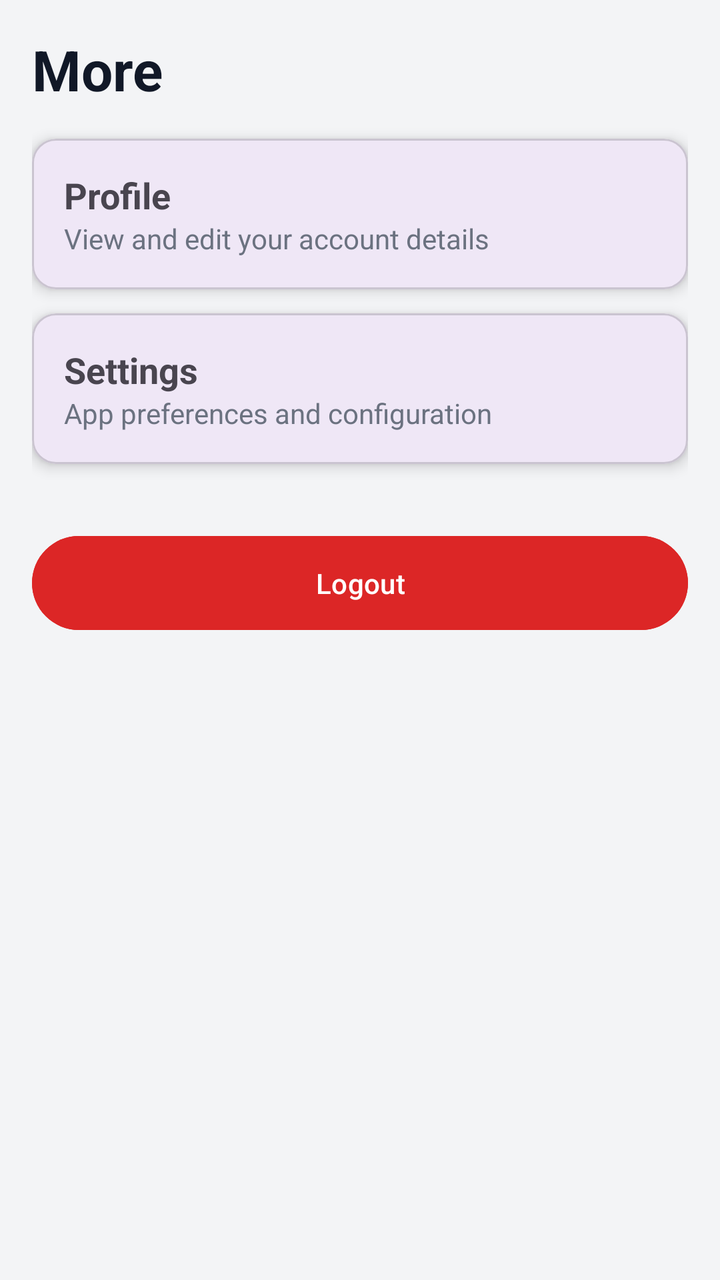
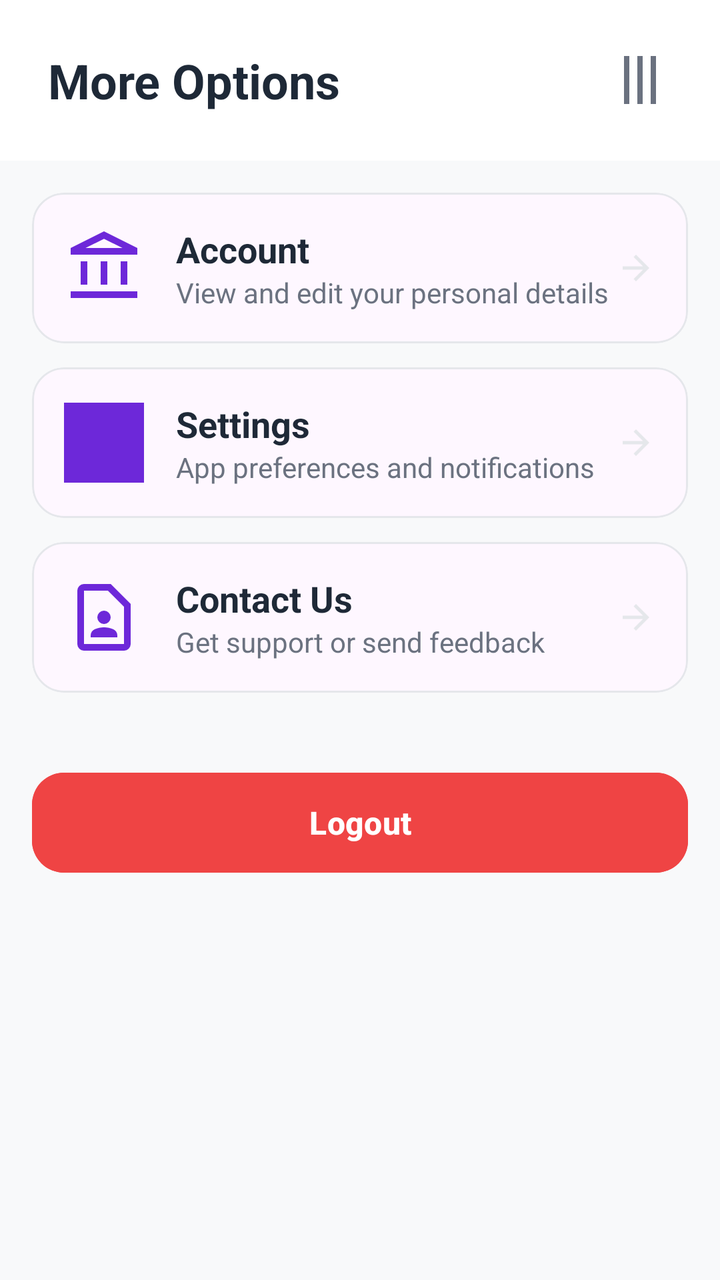

Compare the two renders of this Android layout. The source of the first and the diff that turns it into the second are given below.
<!-- AndroidManifest.xml: application theme Theme.Osebo -->
<!-- res/layout/activity_more.xml -->
<?xml version="1.0" encoding="utf-8"?>
<LinearLayout xmlns:android="http://schemas.android.com/apk/res/android"
    android:layout_width="match_parent"
    android:layout_height="match_parent"
    xmlns:app="http://schemas.android.com/apk/res-auto"
    android:background="#F3F4F6"
    android:orientation="vertical"
    android:padding="16dp">

    
    <TextView
        android:layout_width="wrap_content"
        android:layout_height="wrap_content"
        android:text="More"
        android:textSize="28sp"
        android:textStyle="bold"
        android:textColor="#111827"
        android:paddingBottom="16dp"/>

    
    <com.google.android.material.card.MaterialCardView
        android:id="@+id/cardProfile"
        android:layout_width="match_parent"
        android:layout_height="wrap_content"
        android:layout_marginBottom="12dp"
        app:cardCornerRadius="12dp"
        app:cardElevation="4dp">

        <LinearLayout
            android:layout_width="match_parent"
            android:layout_height="wrap_content"
            android:padding="16dp"
            android:orientation="vertical">

            <TextView
                android:text="Profile"
                android:textStyle="bold"
                android:layout_height="match_parent"
                android:layout_width="match_parent"
                android:textSize="18sp"/>

            <TextView
                android:text="View and edit your account details"
                android:layout_height="match_parent"
                android:layout_width="match_parent"
                android:textColor="#6B7280"/>

        </LinearLayout>
    </com.google.android.material.card.MaterialCardView>

    
    <com.google.android.material.card.MaterialCardView
        android:id="@+id/cardSettings"
        android:layout_width="match_parent"
        android:layout_height="wrap_content"
        android:layout_marginBottom="12dp"
        app:cardCornerRadius="12dp"
        app:cardElevation="4dp">

        <LinearLayout
            android:layout_width="match_parent"
            android:layout_height="wrap_content"
            android:padding="16dp"
            android:orientation="vertical">

            <TextView
                android:text="Settings"
                android:textStyle="bold"
                android:layout_height="match_parent"
                android:layout_width="match_parent"
                android:textSize="18sp"/>

            <TextView
                android:text="App preferences and configuration"
                android:layout_height="match_parent"
                android:layout_width="match_parent"
                android:textColor="#6B7280"/>

        </LinearLayout>
    </com.google.android.material.card.MaterialCardView>

    
    <com.google.android.material.button.MaterialButton
        android:id="@+id/btn_Logout"
        android:layout_width="match_parent"
        android:layout_height="55dp"
        android:text="Logout"
        android:backgroundTint="#DC2626"
        android:textColor="#FFFFFF"
        android:layout_marginTop="20dp"/>

</LinearLayout>
<!-- resources referenced by this layout -->
<resources>
  <style name="Theme.Osebo" parent="Base.Theme.Osebo" />
  <style name="Base.Theme.Osebo" parent="Theme.Material3.DayNight.NoActionBar">
          
      </style>
</resources>

<!-- the commit's change to res/layout/activity_more.xml (unified diff, before → after) -->
@@ -3,90 +3,229 @@
     android:layout_width="match_parent"
     android:layout_height="match_parent"
     xmlns:app="http://schemas.android.com/apk/res-auto"
-    android:background="#F3F4F6"
-    android:orientation="vertical"
-    android:padding="16dp">
+    android:background="@color/bg_page"
+    android:orientation="vertical">
 
     
-    <TextView
-        android:layout_width="wrap_content"
-        android:layout_height="wrap_content"
-        android:text="More"
-        android:textSize="28sp"
-        android:textStyle="bold"
-        android:textColor="#111827"
-        android:paddingBottom="16dp"/>
-
-    
-    <com.google.android.material.card.MaterialCardView
-        android:id="@+id/cardProfile"
+    <LinearLayout
         android:layout_width="match_parent"
         android:layout_height="wrap_content"
-        android:layout_marginBottom="12dp"
-        app:cardCornerRadius="12dp"
-        app:cardElevation="4dp">
+        android:background="@color/surface"
+        android:padding="24dp"
+        android:orientation="horizontal"
+        android:gravity="center_vertical">
+
+        <TextView
+            android:layout_width="0dp"
+            android:layout_height="wrap_content"
+            android:layout_weight="1"
+            android:text="More Options"
+            android:textSize="24sp"
+            android:textStyle="bold"
+            android:textColor="@color/text_primary" />
+
+        <ImageView
+            android:id="@+id/btnClose"
+            android:layout_width="32dp"
+            android:layout_height="32dp"
+            android:src="@drawable/ic_menu"
+            android:rotation="90"
+            app:tint="@color/text_muted"/>
+    </LinearLayout>
+
+    <androidx.core.widget.NestedScrollView
+        android:layout_width="match_parent"
+        android:layout_height="match_parent">
 
         <LinearLayout
             android:layout_width="match_parent"
             android:layout_height="wrap_content"
-            android:padding="16dp"
-            android:orientation="vertical">
-
-            <TextView
-                android:text="Profile"
+            android:orientation="vertical"
+            android:padding="16dp">
+
+            
+            <com.google.android.material.card.MaterialCardView
+                android:id="@+id/cardAccount"
+                android:layout_width="match_parent"
+                android:layout_height="wrap_content"
+                android:layout_marginBottom="12dp"
+                app:cardCornerRadius="16dp"
+                app:cardElevation="0dp"
+                app:strokeColor="@color/border"
+                app:strokeWidth="1dp">
+
+                <LinearLayout
+                    android:layout_width="match_parent"
+                    android:layout_height="wrap_content"
+                    android:padding="16dp"
+                    android:gravity="center_vertical"
+                    android:orientation="horizontal">
+
+                    <ImageView
+                        android:layout_width="40dp"
+                        android:layout_height="40dp"
+                        android:src="@drawable/ic_account"
+                        app:tint="@color/primary"/>
+
+                    <LinearLayout
+                        android:layout_width="0dp"
+                        android:layout_height="wrap_content"
+                        android:layout_weight="1"
+                        android:layout_marginStart="16dp"
+                        android:orientation="vertical">
+
+                        <TextView
+                            android:layout_width="wrap_content"
+                            android:layout_height="wrap_content"
+                            android:text="Account"
+                            android:textStyle="bold"
+                            android:textSize="18sp"
+                            android:textColor="@color/text_primary"/>
+
+                        <TextView
+                            android:layout_width="wrap_content"
+                            android:layout_height="wrap_content"
+                            android:text="View and edit your personal details"
+                            android:textColor="@color/text_muted"
+                            android:textSize="14sp"/>
+                    </LinearLayout>
+
+                    <ImageView
+                        android:layout_width="20dp"
+                        android:layout_height="20dp"
+                        android:src="@drawable/ic_arrow_right"
+                        app:tint="@color/border"/>
+
+                </LinearLayout>
+            </com.google.android.material.card.MaterialCardView>
+
+            
+            <com.google.android.material.card.MaterialCardView
+                android:id="@+id/cardSettings"
+                android:layout_width="match_parent"
+                android:layout_height="wrap_content"
+                android:layout_marginBottom="12dp"
+                app:cardCornerRadius="16dp"
+                app:cardElevation="0dp"
+                app:strokeColor="@color/border"
+                app:strokeWidth="1dp">
+
+                <LinearLayout
+                    android:layout_width="match_parent"
+                    android:layout_height="wrap_content"
+                    android:padding="16dp"
+                    android:gravity="center_vertical"
+                    android:orientation="horizontal">
+
+                    <ImageView
+                        android:layout_width="40dp"
+                        android:layout_height="40dp"
+                        android:src="@drawable/ic_more"
+                        app:tint="@color/primary"/>
+
+                    <LinearLayout
+                        android:layout_width="0dp"
+                        android:layout_height="wrap_content"
+                        android:layout_weight="1"
+                        android:layout_marginStart="16dp"
+                        android:orientation="vertical">
+
+                        <TextView
+                            android:layout_width="wrap_content"
+                            android:layout_height="wrap_content"
+                            android:text="Settings"
+                            android:textStyle="bold"
+                            android:textSize="18sp"
+                            android:textColor="@color/text_primary"/>
+
+                        <TextView
+                            android:layout_width="wrap_content"
+                            android:layout_height="wrap_content"
+                            android:text="App preferences and notifications"
+                            android:textColor="@color/text_muted"
+                            android:textSize="14sp"/>
+                    </LinearLayout>
+
+                    <ImageView
+                        android:layout_width="20dp"
+                        android:layout_height="20dp"
+                        android:src="@drawable/ic_arrow_right"
+                        app:tint="@color/border"/>
+
+                </LinearLayout>
+            </com.google.android.material.card.MaterialCardView>
+
+            
+            <com.google.android.material.card.MaterialCardView
+                android:id="@+id/cardContact"
+                android:layout_width="match_parent"
+                android:layout_height="wrap_content"
+                android:layout_marginBottom="12dp"
+                app:cardCornerRadius="16dp"
+                app:cardElevation="0dp"
+                app:strokeColor="@color/border"
+                app:strokeWidth="1dp">
+
+                <LinearLayout
+                    android:layout_width="match_parent"
+                    android:layout_height="wrap_content"
+                    android:padding="16dp"
+                    android:gravity="center_vertical"
+                    android:orientation="horizontal">
+
+                    <ImageView
+                        android:layout_width="40dp"
+                        android:layout_height="40dp"
+                        android:src="@drawable/ic_contact"
+                        app:tint="@color/primary"/>
+
+                    <LinearLayout
+                        android:layout_width="0dp"
+                        android:layout_height="wrap_content"
+                        android:layout_weight="1"
+                        android:layout_marginStart="16dp"
+                        android:orientation="vertical">
+
+                        <TextView
+                            android:layout_width="wrap_content"
+                            android:layout_height="wrap_content"
+                            android:text="Contact Us"
+                            android:textStyle="bold"
+                            android:textSize="18sp"
+                            android:textColor="@color/text_primary"/>
+
+                        <TextView
+                            android:layout_width="wrap_content"
+                            android:layout_height="wrap_content"
+                            android:text="Get support or send feedback"
+                            android:textColor="@color/text_muted"
+                            android:textSize="14sp"/>
+                    </LinearLayout>
+
+                    <ImageView
+                        android:layout_width="20dp"
+                        android:layout_height="20dp"
+                        android:src="@drawable/ic_arrow_right"
+                        app:tint="@color/border"/>
+
+                </LinearLayout>
+            </com.google.android.material.card.MaterialCardView>
+
+            
+            <com.google.android.material.button.MaterialButton
+                android:id="@+id/btn_Logout"
+                android:layout_width="match_parent"
+                android:layout_height="58dp"
+                android:text="Logout"
+                android:textAllCaps="false"
+                android:textSize="16sp"
                 android:textStyle="bold"
-                android:layout_height="match_parent"
-                android:layout_width="match_parent"
-                android:textSize="18sp"/>
-
-            <TextView
-                android:text="View and edit your account details"
-                android:layout_height="match_parent"
-                android:layout_width="match_parent"
-                android:textColor="#6B7280"/>
+                app:cornerRadius="16dp"
+                android:backgroundTint="@color/danger"
+                android:textColor="#FFFFFF"
+                android:layout_marginTop="24dp"/>
 
         </LinearLayout>
-    </com.google.android.material.card.MaterialCardView>
-
-    
-    <com.google.android.material.card.MaterialCardView
-        android:id="@+id/cardSettings"
-        android:layout_width="match_parent"
-        android:layout_height="wrap_content"
-        android:layout_marginBottom="12dp"
-        app:cardCornerRadius="12dp"
-        app:cardElevation="4dp">
-
-        <LinearLayout
-            android:layout_width="match_parent"
-            android:layout_height="wrap_content"
-            android:padding="16dp"
-            android:orientation="vertical">
-
-            <TextView
-                android:text="Settings"
-                android:textStyle="bold"
-                android:layout_height="match_parent"
-                android:layout_width="match_parent"
-                android:textSize="18sp"/>
-
-            <TextView
-                android:text="App preferences and configuration"
-                android:layout_height="match_parent"
-                android:layout_width="match_parent"
-                android:textColor="#6B7280"/>
-
-        </LinearLayout>
-    </com.google.android.material.card.MaterialCardView>
-
-    
-    <com.google.android.material.button.MaterialButton
-        android:id="@+id/btn_Logout"
-        android:layout_width="match_parent"
-        android:layout_height="55dp"
-        android:text="Logout"
-        android:backgroundTint="#DC2626"
-        android:textColor="#FFFFFF"
-        android:layout_marginTop="20dp"/>
+    </androidx.core.widget.NestedScrollView>
 
 </LinearLayout>
<!-- resource entries referenced after the edit -->
@@ -1,5 +1,79 @@
 <!-- resources referenced by this layout -->
 <resources>
+  <color name="bg_page">#F8F9FA</color>
+  <color name="border">#E5E7EB</color>
+  <color name="danger">#EF4444</color>
+  <color name="primary">#6D28D9</color>
+  <color name="surface">#FFFFFF</color>
+  <color name="text_muted">#6B7280</color>
+  <color name="text_primary">#1E2937</color>
+  <!-- drawable ic_account (drawable) -->
+  <vector xmlns:android="http://schemas.android.com/apk/res/android"
+      android:width="24dp"
+      android:height="24dp"
+      android:viewportWidth="960"
+      android:viewportHeight="960">
+    <path
+        android:pathData="M200,680v-280h80v280h-80ZM440,680v-280h80v280h-80ZM80,840v-80h800v80L80,840ZM680,680v-280h80v280h-80ZM80,320v-80l400,-200 400,200v80L80,320ZM258,240h444,-444ZM258,240h444L480,130 258,240Z"
+        android:fillColor="#1f1f1f"/>
+  </vector>
+  <!-- drawable ic_arrow_right (drawable) -->
+  <vector xmlns:android="http://schemas.android.com/apk/res/android" android:autoMirrored="true" android:height="24dp" android:tint="#000000" android:viewportHeight="960" android:viewportWidth="960" android:width="24dp">
+        
+      <path android:fillColor="@android:color/white" android:pathData="M647,520L160,520L160,440L647,440L423,216L480,160L800,480L480,800L423,744L647,520Z"/>
+      
+  </vector>
+  <!-- drawable ic_contact (drawable) -->
+  <vector xmlns:android="http://schemas.android.com/apk/res/android"
+      android:width="24dp"
+      android:height="24dp"
+      android:viewportWidth="960"
+      android:viewportHeight="960">
+    <path
+        android:pathData="M480,560q33,0 56.5,-23.5T560,480q0,-33 -23.5,-56.5T480,400q-33,0 -56.5,23.5T400,480q0,33 23.5,56.5T480,560ZM320,720h320v-23q0,-24 -13,-44t-36,-30q-26,-11 -53.5,-17t-57.5,-6q-30,0 -57.5,6T369,623q-23,10 -36,30t-13,44v23ZM720,880L240,880q-33,0 -56.5,-23.5T160,800v-640q0,-33 23.5,-56.5T240,80h320l240,240v480q0,33 -23.5,56.5T720,880ZM720,800v-446L526,160L240,160v640h480ZM240,800v-640,640Z"
+        android:fillColor="#1f1f1f"/>
+  </vector>
+  <!-- drawable ic_menu (drawable) -->
+  <vector xmlns:android="http://schemas.android.com/apk/res/android"
+      android:width="24dp"
+      android:height="24dp"
+      android:viewportWidth="960"
+      android:viewportHeight="960">
+    <path
+        android:pathData="M120,720v-80h720v80L120,720ZM120,520v-80h720v80L120,520ZM120,320v-80h720v80L120,320Z"
+        android:fillColor="#1f1f1f"/>
+  </vector>
+  <!-- drawable ic_more (drawable) -->
+  <vector xmlns:android="http://schemas.android.com/apk/res/android"
+      android:width="800dp"
+      android:height="800dp"
+      android:viewportWidth="24"
+      android:viewportHeight="24">
+    <path
+        android:pathData="M0,0h24v24h-24z"
+        android:fillColor="#ffffff"/>
+    <path
+        android:strokeWidth="1"
+        android:pathData="M7,12m-0.5,0a0.5,0.5 0,1 1,1 0a0.5,0.5 0,1 1,-1 0"
+        android:strokeLineJoin="round"
+        android:fillColor="#00000000"
+        android:strokeColor="#000000"
+        android:strokeLineCap="round"/>
+    <path
+        android:strokeWidth="1"
+        android:pathData="M12,12m-0.5,0a0.5,0.5 0,1 1,1 0a0.5,0.5 0,1 1,-1 0"
+        android:strokeLineJoin="round"
+        android:fillColor="#00000000"
+        android:strokeColor="#000000"
+        android:strokeLineCap="round"/>
+    <path
+        android:strokeWidth="1"
+        android:pathData="M17,12m-0.5,0a0.5,0.5 0,1 1,1 0a0.5,0.5 0,1 1,-1 0"
+        android:strokeLineJoin="round"
+        android:fillColor="#00000000"
+        android:strokeColor="#000000"
+        android:strokeLineCap="round"/>
+  </vector>
   <style name="Theme.Osebo" parent="Base.Theme.Osebo" />
   <style name="Base.Theme.Osebo" parent="Theme.Material3.DayNight.NoActionBar">
           
